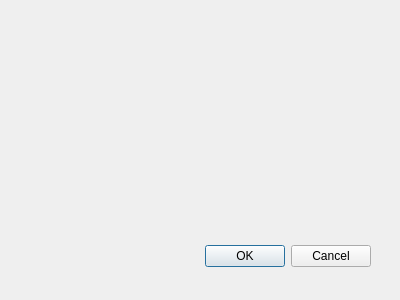
Above: waterwell_interaction_dialog_base.ui from diogocaribe/waterwell_interaction before the change. Below: the same form after it.
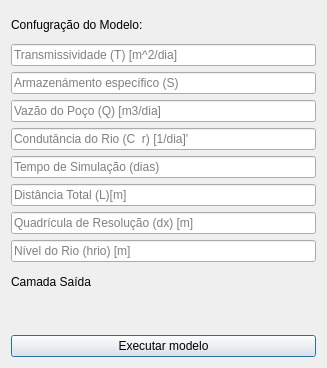
That is the form after the change. Custom widgets are drawn as their Qt base class.

Diff of the .ui file:
```diff
--- a/waterwell_interaction_dialog_base.ui
+++ b/waterwell_interaction_dialog_base.ui
@@ -1,34 +1,119 @@
 <ui version="4.0" >
  <class>waterwell_interactionDialogBase</class>
- <widget class="QDialog" name="waterwell_interactionDialogBase" >
-  <property name="geometry" >
+ <widget class="QDialog" name="waterwell_interactionDialogBase">
+  <property name="geometry">
    <rect>
     <x>0</x>
     <y>0</y>
-    <width>400</width>
-    <height>300</height>
+    <width>327</width>
+    <height>368</height>
    </rect>
   </property>
   <property name="windowTitle" >
    <string>WaterWell Interaction</string>
   </property>
-  <widget class="QDialogButtonBox" name="button_box" >
-   <property name="geometry" >
-    <rect>
-     <x>30</x>
-     <y>240</y>
-     <width>341</width>
-     <height>32</height>
-    </rect>
-   </property>
-   <property name="orientation" >
-    <enum>Qt::Horizontal</enum>
-   </property>
-   <property name="standardButtons" >
-    <set>QDialogButtonBox::Cancel|QDialogButtonBox::Ok</set>
-   </property>
-  </widget>
+  <layout class="QGridLayout" name="gridLayout">
+   <item row="4" column="0">
+    <widget class="QLineEdit" name="lineEdit_2">
+     <property name="placeholderText">
+      <string>Vazão do Poço (Q) [m3/dia]</string>
+     </property>
+    </widget>
+   </item>
+   <item row="6" column="0">
+    <widget class="QLineEdit" name="lineEdit_6">
+     <property name="placeholderText">
+      <string>Tempo de Simulação (dias)</string>
+     </property>
+    </widget>
+   </item>
+   <item row="3" column="0">
+    <widget class="QLineEdit" name="lineEdit">
+     <property name="placeholderText">
+      <string>Armazenámento específico (S)</string>
+     </property>
+    </widget>
+   </item>
+   <item row="9" column="0">
+    <widget class="QLineEdit" name="lineEdit_8">
+     <property name="text">
+      <string/>
+     </property>
+     <property name="placeholderText">
+      <string>Nível do Rio (hrio) [m]</string>
+     </property>
+    </widget>
+   </item>
+   <item row="5" column="0">
+    <widget class="QLineEdit" name="lineEdit_4">
+     <property name="placeholderText">
+      <string>Condutância do Rio (C  r) [1/dia]'</string>
+     </property>
+    </widget>
+   </item>
+   <item row="2" column="0">
+    <widget class="QLineEdit" name="lineEdit_3">
+     <property name="styleSheet">
+      <string notr="true"/>
+     </property>
+     <property name="text">
+      <string/>
+     </property>
+     <property name="placeholderText">
+      <string>Transmissividade (T) [m^2/dia]</string>
+     </property>
+    </widget>
+   </item>
+   <item row="8" column="0">
+    <widget class="QLineEdit" name="lineEdit_7">
+     <property name="placeholderText">
+      <string>Quadrícula de Resolução (dx) [m]</string>
+     </property>
+    </widget>
+   </item>
+   <item row="11" column="0">
+    <widget class="QLabel" name="label_2">
+     <property name="text">
+      <string>Camada Saída</string>
+     </property>
+    </widget>
+   </item>
+   <item row="12" column="0">
+    <widget class="QgsFileWidget" name="mQgsFileWidget"/>
+   </item>
+   <item row="0" column="0">
+    <widget class="QLabel" name="label">
+     <property name="styleSheet">
+      <string notr="true"/>
+     </property>
+     <property name="text">
+      <string>Confugração do Modelo:</string>
+     </property>
+    </widget>
+   </item>
+   <item row="7" column="0">
+    <widget class="QLineEdit" name="lineEdit_9">
+     <property name="placeholderText">
+      <string>Distância Total (L)[m]</string>
+     </property>
+    </widget>
+   </item>
+   <item row="13" column="0">
+    <widget class="QPushButton" name="pushButton">
+     <property name="text">
+      <string>Executar modelo</string>
+     </property>
+    </widget>
+   </item>
+  </layout>
  </widget>
+ <customwidgets>
+  <customwidget>
+   <class>QgsFileWidget</class>
+   <extends>QWidget</extends>
+   <header>qgsfilewidget.h</header>
+  </customwidget>
+ </customwidgets>
  <resources/>
  <connections>
   <connection>
```
Left out of the diff: 40 changed lines with no effect on the pictures.
